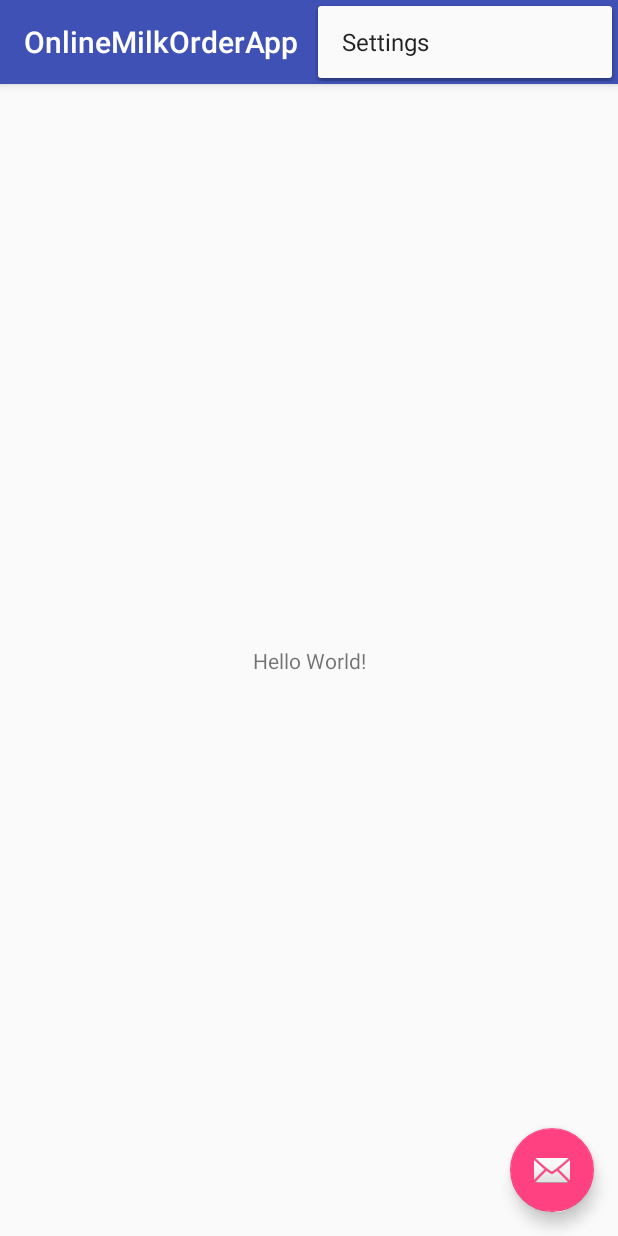
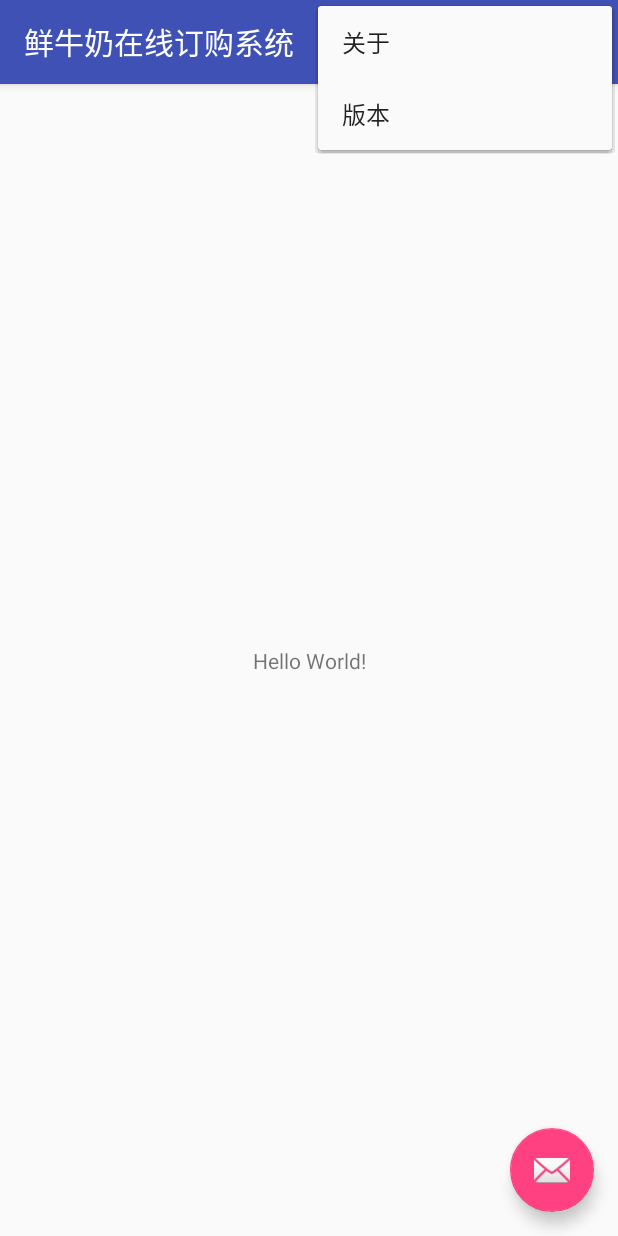
Before and after one commit to colinwps/OnlineMilkOrderApp, an Android app: the screen it shows after launch (MainActivity), with the options menu open, on a phone screen of 412 x 824 dp. Run offline under Robolectric (Android 15) with nearby library versions, the phone set to English and light mode, and no system bars; libraries missing offline, so code that uses them is left out: cn.bmob.v3; 1 statement that could not run was skipped.

```diff
--- a/app/src/main/res/menu/menu_main.xml
+++ b/app/src/main/res/menu/menu_main.xml
@@ -2,9 +2,16 @@
     xmlns:app="http://schemas.android.com/apk/res-auto"
     xmlns:tools="http://schemas.android.com/tools"
     tools:context="com.colinapp.onlinemilkorderapp.MainActivity">
+
     <item
-        android:id="@+id/action_settings"
+        android:id="@+id/action_about"
         android:orderInCategory="100"
-        android:title="@string/action_settings"
-        app:showAsAction="never" />
+        android:title="@string/action_about"
+        app:showAsAction="never"/>
+    <item
+        android:id="@+id/action_ver"
+        android:orderInCategory="100"
+        android:title="@string/action_ver"
+        app:showAsAction="never"/>
+
 </menu>
--- a/app/src/main/res/values/strings.xml
+++ b/app/src/main/res/values/strings.xml
@@ -1,4 +1,6 @@
 <resources>
-    <string name="app_name">OnlineMilkOrderApp</string>
+    <string name="app_name">鲜牛奶在线订购系统</string>
     <string name="action_settings">Settings</string>
+    <string name="action_about">关于</string>
+    <string name="action_ver">版本</string>
 </resources>
--- a/build.gradle
+++ b/build.gradle
@@ -19,6 +19,8 @@ allprojects {
     repositories {
         google()
         jcenter()
+        //Bmob的maven仓库地址
+        maven { url "https://raw.github.com/bmob/bmob-android-sdk/master" }
     }
 }
 
```
Also changed, not shown: app/build.gradle (+10 -0 lines), app/src/main/AndroidManifest.xml (+14 -0 lines), app/src/main/java/com/colinapp/onlinemilkorderapp/MainActivity.java (+12 -2 lines).
